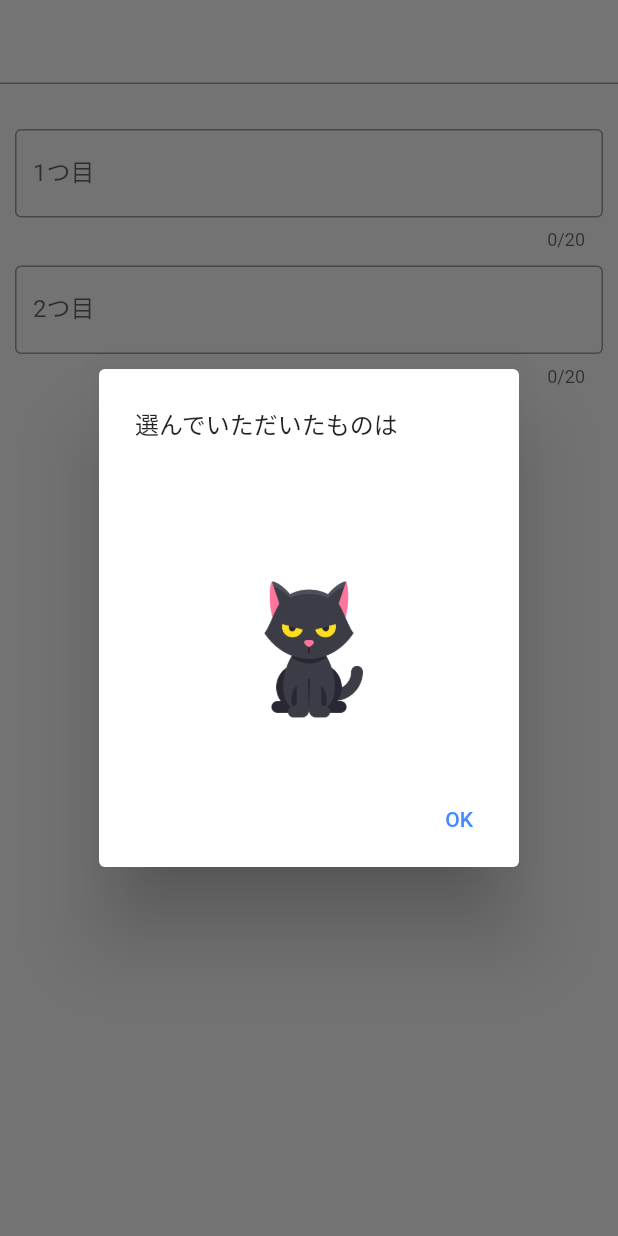
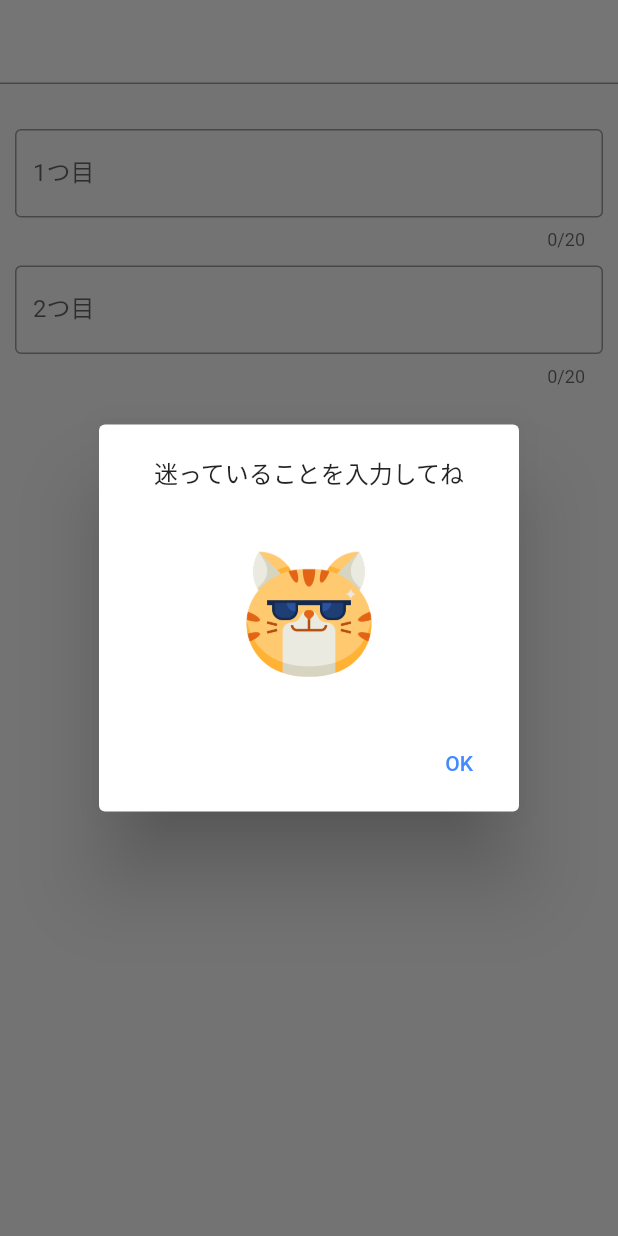
Before and after one commit to numa123/Mayoi_cat, a Flutter app: the screen it shows after launch, after a tap on "決めていただく", on a phone screen of 412 x 824 dp. Run offline on Flutter 3.47's test engine with Material 2 defaults, Android fonts, the phone set to English and light mode, and no system bars.

```diff
--- a/lib/main.dart
+++ b/lib/main.dart
@@ -33,7 +33,6 @@ class MyHomePage extends StatefulWidget {
 class _MyHomePageState extends State<MyHomePage> {
   String inputText = '';
   String inputText2 = '';
-  String inputText3 = '';
 
   @override
   Widget build(BuildContext context) {
@@ -115,6 +114,39 @@ class _MyHomePageState extends State<MyHomePage> {
                   context: context,
                   barrierDismissible: false,
                   builder: (BuildContext context) {
+                    if (inputText == '' || inputText2 == '') {
+                      return AlertDialog(
+                        content: Container(
+                          height: 150,
+                          child: Column(
+                            children: [
+                              Text('迷っていることを入力してね'),
+                              Padding(
+                                padding: EdgeInsets.only(top: 40),
+                                child: SizedBox(
+                                  width: 85,
+                                  height: 85,
+                                  child: Image.asset(
+                                    'images/cool.png',
+                                    fit: BoxFit.contain,
+                                  ),
+                                ),
+                              )
+                            ],
+                          ),
+                        ),
+                        actions: <Widget>[
+                          TextButton(
+                            child: const Text(
+                              'OK',
+                              style: TextStyle(color: Colors.blueAccent),
+                            ),
+                            onPressed: () => Navigator.of(context).pop(1),
+                          ),
+                        ],
+                      );
+                      ;
+                    } else {
                       return AlertDialog(
                         title: const Text(
                           '選んでいただいたものは',
@@ -141,7 +173,7 @@ class _MyHomePageState extends State<MyHomePage> {
                                     width: 100,
                                     height: 100,
                                     child: Image.asset(
-                                    'images/black-cat.png',
+                                      'images/cool.png',
                                       fit: BoxFit.contain,
                                     ),
                                   ),
@@ -164,17 +196,18 @@ class _MyHomePageState extends State<MyHomePage> {
                           ),
                         ],
                       );
+                    }
                   },
                 );
               },
             ),
             Padding(
-              padding: EdgeInsets.only(top: 20),
-              child: Container(
+              padding: const EdgeInsets.only(top: 20),
+              child: SizedBox(
                 width: 170,
                 height: 170,
                 child: Image.asset(
-                  'images/black-cat.png',
+                  'images/cool.png',
                   fit: BoxFit.contain,
                 ),
               ),
--- a/pubspec.yaml
+++ b/pubspec.yaml
@@ -62,6 +62,7 @@ flutter:
   # To add assets to your application, add an assets section, like this:
   assets:
     - images/black-cat.png
+    - images/cool.png
   #   - images/a_dot_burr.jpeg
   #   - images/a_dot_ham.jpeg
 
```
Also changed, not shown: images/cool.png (added). Lines whose indentation alone changed are shown as unchanged.
